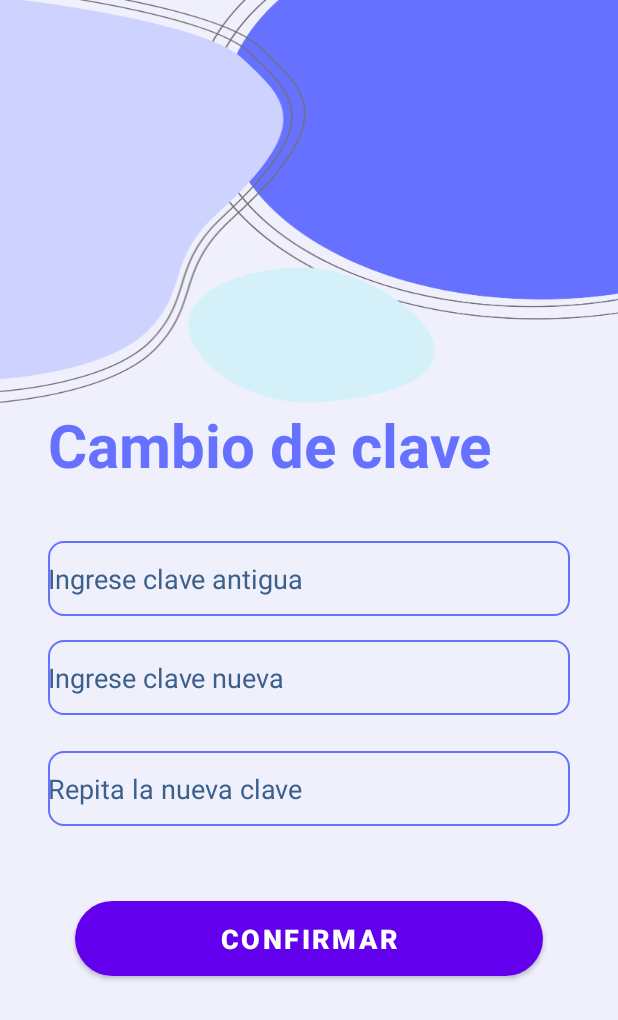
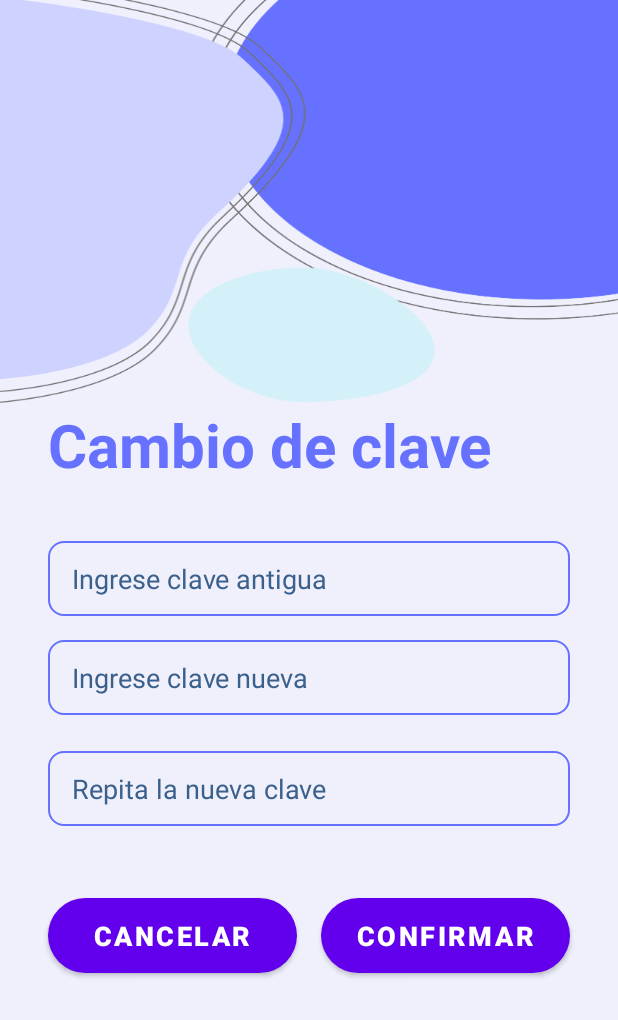
Before and after one commit to Educandoapp/Educandoapp-PracticaProfesionalizante-WEB, an Android app: the ChangePassActivity screen opened directly, with no data from a screen before it, on a phone screen of 412 x 824 dp. Shown: the top 1020 px of the screen. Run offline under Robolectric (Android 15) with nearby library versions, the phone set to English and light mode, and no system bars.

Commit message:
cambios en app movil

```diff
--- a/Educando-app/educandoapp/educandoapp/app/src/main/java/com/educando/myapplication/ChangePassActivity.java
+++ b/Educando-app/educandoapp/educandoapp/app/src/main/java/com/educando/myapplication/ChangePassActivity.java
@@ -14,7 +14,7 @@ import com.educando.myapplication.db.DbUsuarios;
 public class ChangePassActivity extends AppCompatActivity {
 
     EditText oldPasswordEditText, newPassword1EditText, newPassword2EditText;
-    Button changePassword;
+    Button changePassword, cancelButton;
     DbUsuarios dbUsuarios;
 
     @Override
@@ -26,6 +26,7 @@ public class ChangePassActivity extends AppCompatActivity {
         newPassword1EditText = findViewById(R.id.txtchangepass1);
         newPassword2EditText = findViewById(R.id.txtchangepass2);
         changePassword = findViewById(R.id.changePassword);
+        cancelButton = findViewById(R.id.cancelButton);
         dbUsuarios = new DbUsuarios(this);
 
         changePassword.setOnClickListener(new View.OnClickListener() {
@@ -74,5 +75,13 @@ public class ChangePassActivity extends AppCompatActivity {
                 }
             }
         });
+
+        cancelButton.setOnClickListener(new View.OnClickListener() {
+            @Override
+            public void onClick(View v) {
+                // Terminar la actividad y volver a la anterior
+                finish();
+            }
+        });
     }
 }
--- a/Educando-app/educandoapp/educandoapp/app/src/main/res/layout/activity_change_password.xml
+++ b/Educando-app/educandoapp/educandoapp/app/src/main/res/layout/activity_change_password.xml
@@ -19,6 +19,8 @@
         android:inputType="textPassword"
         android:textColorHint="#3B608C"
         android:textSize="18sp"
+        android:paddingStart="16dp"
+        android:paddingEnd="16dp"
         android:contentDescription="Ingrese su clave antigua"
         app:layout_constraintEnd_toEndOf="parent"
         app:layout_constraintStart_toStartOf="parent"
@@ -36,6 +38,8 @@
         android:inputType="textPassword"
         android:textColorHint="#3B608C"
         android:textSize="18sp"
+        android:paddingStart="16dp"
+        android:paddingEnd="16dp"
         android:contentDescription="Ingrese su nueva clave"
         app:layout_constraintEnd_toEndOf="parent"
         app:layout_constraintStart_toStartOf="parent"
@@ -53,6 +57,8 @@
         android:inputType="textPassword"
         android:textColorHint="#3B608C"
         android:textSize="18sp"
+        android:paddingStart="16dp"
+        android:paddingEnd="16dp"
         android:contentDescription="Repita la nueva clave"
         app:layout_constraintEnd_toEndOf="parent"
         app:layout_constraintStart_toStartOf="parent"
@@ -83,17 +89,37 @@
         android:contentDescription="Título: Cambio de clave" />
 
     <Button
+        android:id="@+id/cancelButton"
+        android:layout_width="0dp"
+        android:layout_height="50dp"
+        android:layout_marginStart="32dp"
+        android:layout_marginTop="48dp"
+        android:layout_marginEnd="8dp"
+        android:background="@drawable/background_button2"
+        android:contentDescription="Botón: Cancelar cambio de clave"
+        android:text="Cancelar"
+        android:textColor="#ffffff"
+        android:textSize="18sp"
+        android:textStyle="bold"
+        app:layout_constraintEnd_toStartOf="@+id/changePassword"
+        app:layout_constraintStart_toStartOf="parent"
+        app:layout_constraintTop_toBottomOf="@+id/txtchangepass2" />
+
+    <Button
         android:id="@+id/changePassword"
-        android:layout_width="match_parent"
+        android:layout_width="0dp"
         android:layout_height="50dp"
-        android:layout_margin="50dp"
+        android:layout_marginStart="8dp"
+        android:layout_marginTop="48dp"
+        android:layout_marginEnd="32dp"
         android:background="@drawable/background_button2"
+        android:contentDescription="Botón: Confirmar cambio de clave"
         android:text="Confirmar"
         android:textColor="#ffffff"
         android:textSize="18sp"
         android:textStyle="bold"
-        app:layout_constraintTop_toBottomOf="@+id/txtchangepass2"
-        android:contentDescription="Botón: Confirmar cambio de clave"
-        tools:layout_editor_absoluteX="24dp" />
+        app:layout_constraintEnd_toEndOf="parent"
+        app:layout_constraintStart_toEndOf="@+id/cancelButton"
+        app:layout_constraintTop_toBottomOf="@+id/txtchangepass2" />
 
 </androidx.constraintlayout.widget.ConstraintLayout>
--- a/Educando-app/educandoapp/educandoapp/app/src/main/res/layout/activity_my_courses.xml
+++ b/Educando-app/educandoapp/educandoapp/app/src/main/res/layout/activity_my_courses.xml
@@ -80,7 +80,8 @@
                         android:layout_gravity="center"
                         android:layout_margin="5dp"
                         android:contentDescription="Ícono de inicio"
-                        android:src="@drawable/btn_1" />
+                        android:src="@drawable/btn_1"
+                        app:tint="#707070" />
 
                     <TextView
                         android:id="@+id/textView10"
@@ -112,7 +113,7 @@
                         android:id="@+id/textView13"
                         android:layout_width="match_parent"
                         android:layout_height="wrap_content"
-                        android:text="Cuenta"
+                        android:text="Mi Cuenta"
                         android:textAlignment="center"
                         android:textColor="#707070" />
                 </LinearLayout>
```
Also changed, not shown: Educando-app/educandoapp/educandoapp/app/src/main/java/com/educando/myapplication/RegisterActivity.java (+13 -0 lines), Educando-app/educandoapp/educandoapp/app/src/main/res/layout/activity_account.xml (+6 -4 lines), Educando-app/educandoapp/educandoapp/app/src/main/res/layout/activity_login.xml (+55 -70 lines), Educando-app/educandoapp/educandoapp/app/src/main/res/layout/activity_main.xml (+5 -5 lines), Educando-app/educandoapp/educandoapp/app/src/main/res/layout/activity_recordatorio.xml (+7 -6 lines), Educando-app/educandoapp/educandoapp/app/src/main/res/layout/activity_register.xml (+13 -11 lines), 2 other files.
